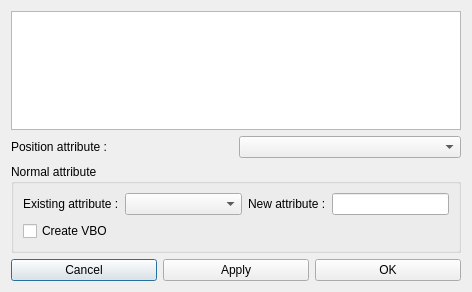
First picture: the form in schnapps/plugins/surface_differential_properties/dialog_compute_normal.ui, repository cgogn/SCHNApps, before the edit.
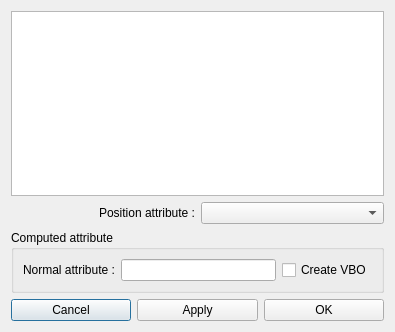
Second picture: the form after the edit.

What changed in the file:
```diff
--- a/schnapps/plugins/surface_differential_properties/dialog_compute_normal.ui
+++ b/schnapps/plugins/surface_differential_properties/dialog_compute_normal.ui
@@ -7,27 +7,28 @@
    <rect>
     <x>0</x>
     <y>0</y>
-    <width>472</width>
-    <height>292</height>
+    <width>395</width>
+    <height>332</height>
    </rect>
   </property>
   <property name="windowTitle">
    <string>Compute Normal</string>
   </property>
-  <layout class="QVBoxLayout" name="verticalLayout_2">
-   <item>
+  <layout class="QGridLayout" name="gridLayout_2">
+   <item row="0" column="0" colspan="2">
     <widget class="QListWidget" name="list_maps"/>
    </item>
-   <item>
-    <layout class="QHBoxLayout" name="horizontalLayout_2">
-     <item>
+   <item row="1" column="0">
       <widget class="QLabel" name="label_2">
        <property name="text">
         <string>Position attribute :</string>
        </property>
-      </widget>
-     </item>
-     <item>
+     <property name="alignment">
+      <set>Qt::AlignRight|Qt::AlignTrailing|Qt::AlignVCenter</set>
+     </property>
+    </widget>
+   </item>
+   <item row="1" column="1">
       <widget class="QComboBox" name="combo_positionAttribute">
        <property name="sizePolicy">
         <sizepolicy hsizetype="Preferred" vsizetype="Fixed">
@@ -37,47 +38,24 @@
        </property>
       </widget>
      </item>
-    </layout>
-   </item>
-   <item>
+   <item row="2" column="0" colspan="2">
     <widget class="QGroupBox" name="groupBox">
      <property name="title">
-      <string>Normal attribute</string>
+      <string>Computed attribute</string>
      </property>
-     <layout class="QVBoxLayout" name="verticalLayout">
-      <item>
-       <layout class="QHBoxLayout" name="horizontalLayout">
-        <item>
-         <widget class="QLabel" name="label_3">
-          <property name="text">
-           <string>Existing attribute :</string>
-          </property>
-         </widget>
-        </item>
-        <item>
-         <widget class="QComboBox" name="combo_normalAttribute">
-          <property name="sizePolicy">
-           <sizepolicy hsizetype="Expanding" vsizetype="Fixed">
-            <horstretch>0</horstretch>
-            <verstretch>0</verstretch>
-           </sizepolicy>
-          </property>
-         </widget>
-        </item>
-        <item>
+     <layout class="QGridLayout" name="gridLayout">
+      <item row="0" column="0">
          <widget class="QLabel" name="label">
           <property name="text">
-           <string>New attribute :</string>
+         <string>Normal attribute :</string>
           </property>
          </widget>
         </item>
-        <item>
+      <item row="0" column="1">
          <widget class="QLineEdit" name="normal_attribute_name"/>
         </item>
-       </layout>
-      </item>
-      <item>
-       <widget class="QCheckBox" name="enableVBO">
+      <item row="0" column="2">
+       <widget class="QCheckBox" name="check_create_vbo_normal">
         <property name="text">
          <string>Create VBO</string>
         </property>
@@ -89,7 +67,7 @@
      </layout>
     </widget>
    </item>
-   <item>
+   <item row="3" column="0" colspan="2">
     <layout class="QHBoxLayout" name="horizontalLayout_3">
      <item>
       <widget class="QPushButton" name="button_cancel">
```
Lines whose indentation alone changed are shown as unchanged.
